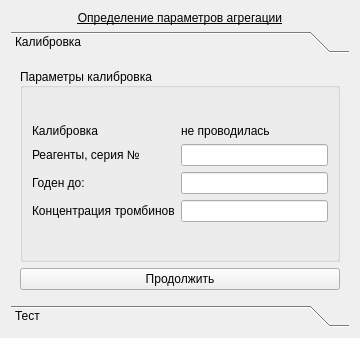
Old version of the form choisedialog/agr1.ui in the repository krang4d/Agrekola.
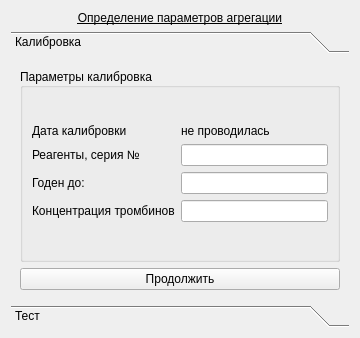
New version of the form. The open tabs and pages were chosen to show the change. Custom widgets are drawn as their Qt base class.

Diff of the .ui file:
```diff
--- a/choisedialog/agr1.ui
+++ b/choisedialog/agr1.ui
@@ -119,7 +119,7 @@
           <item row="1" column="0">
            <widget class="QLabel" name="label_4">
             <property name="text">
-             <string>Калибровка</string>
+             <string>Дата калибровки</string>
             </property>
            </widget>
           </item>
```
Left out of the diff: 2 changed lines with no effect on the pictures.
